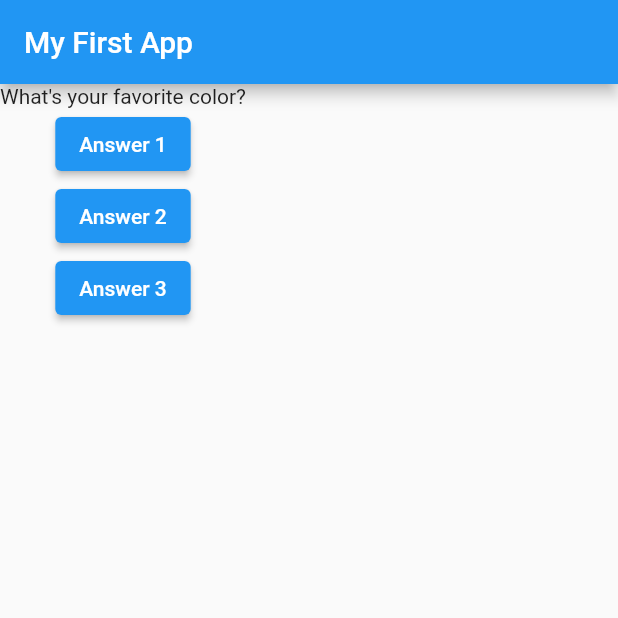
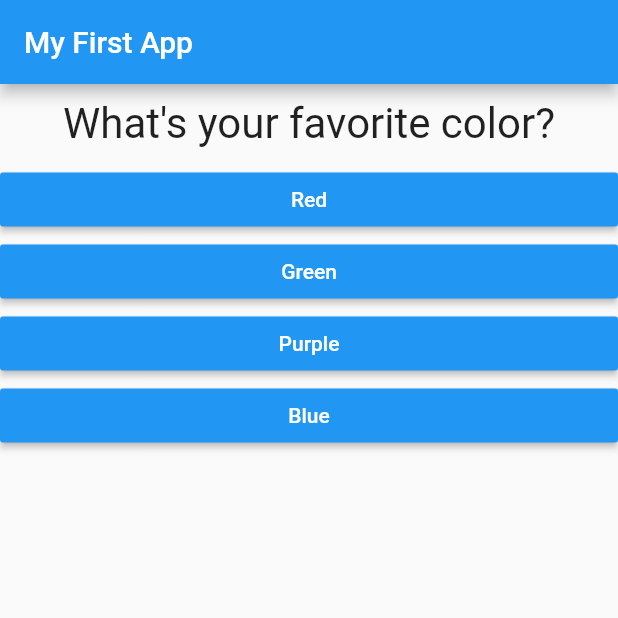
Before and after one commit to PatrickAGaines/Quizz-App, a Flutter app: the screen it shows after launch, on a phone screen of 412 x 824 dp, the top half of it. Run offline on Flutter 3.47's test engine with Material 2 defaults, Android fonts, the phone set to English and light mode, and no system bars.

Commit message:
added answer and question widgets

```diff
--- /dev/null
+++ b/lib/answer.dart
@@ -0,0 +1,22 @@
+import 'package:flutter/material.dart';
+
+class Answer extends StatelessWidget {
+  final Function handleSelect;
+  final String answerText;
+
+  Answer(this.handleSelect, this.answerText);
+
+  @override
+  Widget build(BuildContext context) {
+    return Container(
+      width: double.infinity,
+      // ignore: deprecated_member_use
+      child: RaisedButton(
+        color: Colors.blue,
+        textColor: Colors.white,
+        child: Text(answerText),
+        onPressed: handleSelect,
+      ),
+    );
+  }
+}
--- a/lib/main.dart
+++ b/lib/main.dart
@@ -1,4 +1,7 @@
 import 'package:flutter/material.dart';
+
+import './question.dart';
+import './answer.dart';
 
 void main() => runApp(App());
 
@@ -6,25 +9,35 @@ class App extends StatefulWidget {
   @override
   State<StatefulWidget> createState() {
     // TODO: implement createState
-    return AppState();
+    return _AppState();
   }
 }
 
-class AppState extends State<App> {
-  var questionIndex = 0;
+class _AppState extends State<App> {
+  var _questionIndex = 0;
 
-  void answerQuestion() {
+  void _answerQuestion() {
     setState(() {
-      questionIndex = questionIndex + 1;
+      _questionIndex = _questionIndex + 1;
     });
-    print(questionIndex);
+    print(_questionIndex);
   }
 
   @override
   Widget build(BuildContext context) {
     var questions = [
-      'What\'s your favorite color?',
-      'What\'s your favorite animal?',
+      {
+        'questionText': 'What\'s your favorite color?',
+        'answers': ['Red', 'Green', 'Purple', 'Blue'],
+      },
+      {
+        'questionText': 'What\'s your favorite animal?',
+        'answers': ['Owl', 'Pig', 'Horse', 'Fox'],
+      },
+      {
+        'questionText': 'What\'s your favorite Pokemon?',
+        'answers': ['Pikachu', 'Charmander', 'Squirtle', 'Venasaur'],
+      },
     ];
     return MaterialApp(
       home: Scaffold(
@@ -33,21 +46,13 @@ class AppState extends State<App> {
         ),
         body: Column(
           children: [
-            Text(
-              questions[questionIndex],
+            Question(
+              questions[_questionIndex]['questionText'],
             ),
-            ElevatedButton(
-              child: Text('Answer 1'),
-              onPressed: answerQuestion,
-            ),
-            ElevatedButton(
-              child: Text('Answer 2'),
-              onPressed: answerQuestion,
-            ),
-            ElevatedButton(
-              child: Text('Answer 3'),
-              onPressed: answerQuestion,
-            ),
+            ...(questions[_questionIndex]['answers'] as List<String>)
+                .map((answer) {
+              return Answer(_answerQuestion, answer);
+            }).toList()
           ],
         ),
       ),
--- /dev/null
+++ b/lib/question.dart
@@ -0,0 +1,20 @@
+import 'package:flutter/material.dart';
+
+class Question extends StatelessWidget {
+  final String questionText;
+
+  Question(this.questionText);
+
+  @override
+  Widget build(BuildContext context) {
+    return Container(
+      width: double.infinity,
+      margin: EdgeInsets.all(10),
+      child: Text(
+        questionText,
+        style: TextStyle(fontSize: 28),
+        textAlign: TextAlign.center,
+      ),
+    );
+  }
+}
```
